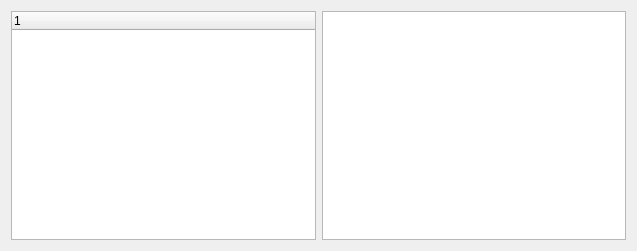
Above: source/HelpForMax/TestClient.ui from xavierxeon-music/WaMaxPackage before the change. Below: the same form after it.
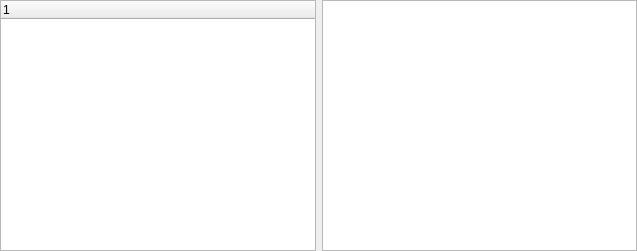
That is the form after the change.

Commit message: gui layout of patch hopefully complete

```diff
--- a/source/HelpForMax/TestClient.ui
+++ b/source/HelpForMax/TestClient.ui
@@ -14,6 +14,18 @@
    <string>HelpForMax TestClient</string>
   </property>
   <layout class="QGridLayout" name="gridLayout">
+   <property name="leftMargin">
+    <number>0</number>
+   </property>
+   <property name="topMargin">
+    <number>0</number>
+   </property>
+   <property name="rightMargin">
+    <number>0</number>
+   </property>
+   <property name="bottomMargin">
+    <number>0</number>
+   </property>
    <item row="0" column="1" rowspan="2">
     <widget class="QTextEdit" name="resultEdit"/>
    </item>
```
The commit also changes 5 other files.
